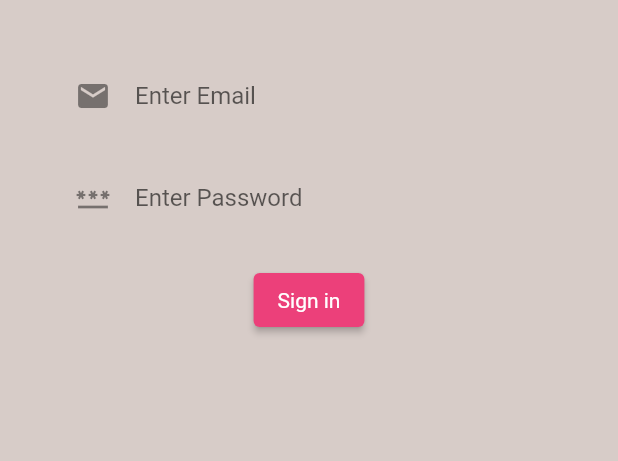
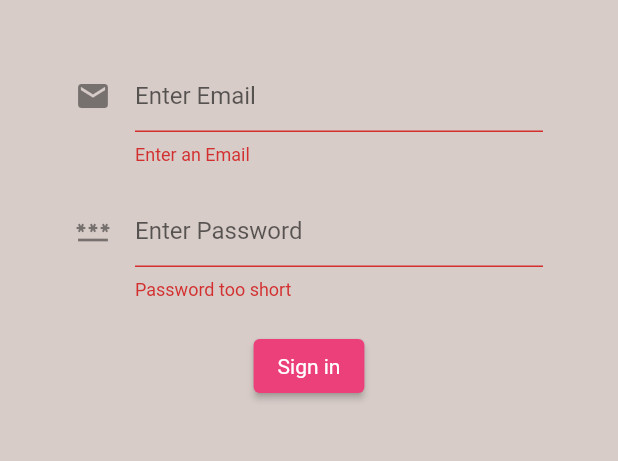
Before and after one commit to sdulz/JobEndear, a Flutter app: the SignIn screen opened directly with empty values, after a tap on "Sign in", on a phone screen of 412 x 824 dp, the part 84-545 px from its top. Run offline on Flutter 3.47's test engine with Material 2 defaults, Android fonts, the phone set to English and light mode, and no system bars; our stand-ins replace cloud_firestore, firebase_auth, firebase_core; accounts and stored records are empty; statements that could not run were skipped.

Commit message:
2nd commit

```diff
--- a/lib/Screens/Authenticate/register.dart
+++ b/lib/Screens/Authenticate/register.dart
@@ -12,6 +12,7 @@ class Register extends StatefulWidget {
 }
 
 class _RegisterState extends State<Register> {
+  final AuthService _auth = AuthService();
   final _formKey = GlobalKey<FormState>();
   String error = '';
   bool loading = false;
@@ -98,8 +99,10 @@ class _RegisterState extends State<Register> {
                           TextStyle(color: Colors.white))),
                       onPressed: () async {
                         if(_formKey.currentState!.validate()){
-                          print(email);
-                          print(password);
+                          dynamic result = await _auth.registerWithEmailAndPassword(email, password);
+                         if (result == null) {
+                          setState(() => error = 'Please supply a valid email');
+                          }
                         }
                       },
                 )
--- a/lib/Screens/Authenticate/sign_in.dart
+++ b/lib/Screens/Authenticate/sign_in.dart
@@ -1,5 +1,6 @@
 import 'package:flutter/material.dart';
 import 'package:job_endear/Services/auth.dart';
+
 
 class SignIn extends StatefulWidget {
 
@@ -15,6 +16,7 @@ class _SignInState extends State<SignIn> {
   final _formKey = GlobalKey<FormState>();
   String error = '';
   bool loading = false;
+
 //text field state
 String email='';
 String password='';
@@ -40,7 +42,7 @@ String password='';
       body:Container(
         padding: EdgeInsets.symmetric(vertical:20.0,horizontal: 50.0),
         child:Form(
-
+         key: _formKey,
           child:Column(
             children: <Widget>[
               SizedBox(height: 20.0),
@@ -53,7 +55,7 @@ String password='';
                   enabledBorder: InputBorder.none,
                   focusedBorder: InputBorder.none,
                 ),
-
+                validator:(val) => val!.isEmpty? 'Enter an Email': null,
                 onChanged: (val) {
                   setState(() {
                     email=val;
@@ -74,6 +76,7 @@ String password='';
                     enabledBorder: InputBorder.none,
                     focusedBorder: InputBorder.none,
                 ),
+                  validator: (val) => val!.length<6? 'Password too short': null ,
                   onChanged: (val){
                     setState(() {
                     password=val;
@@ -90,10 +93,19 @@ String password='';
                           textStyle: MaterialStateProperty.all(
                               TextStyle(color: Colors.white))),
                       onPressed: () async {
-                        print(email);
-                        print(password);
+                        if(_formKey.currentState!.validate()){
+                          dynamic result = await _auth.signInWithEmailAndPassword(email, password);
+                         if (result == null) {
+                          setState(() => error = 'Could Not Sign In With Email and Password');
+                          }
+                        }
                       },
-                )
+                ),
+              SizedBox(height: 12.0),
+                Text(
+                  error,
+                style: TextStyle(color: Colors.red, fontSize: 14.0),
+                ),
             ],
           ),
         ),
--- a/lib/Screens/wrapper.dart
+++ b/lib/Screens/wrapper.dart
@@ -2,6 +2,7 @@ import'package:flutter/material.dart';
 import'package:job_endear/models/user.dart';
 import 'package:job_endear/Screens/Home/home.dart';
 import 'package:provider/provider.dart';
+import 'package:job_endear/Screens/Authenticate/authenticate.dart';
 
 
 class Wrapper extends StatelessWidget {
@@ -11,7 +12,7 @@ class Wrapper extends StatelessWidget {
     final user = Provider.of<User>(context);
     //return either home or authenticate widget
    if (user == null){
-      return Authenticate();
+      return authenticate();
     } else {
       return Home();
     }
```
Also changed, not shown: lib/Services/auth.dart (+7 -5 lines). Lines whose indentation alone changed are shown as unchanged.
